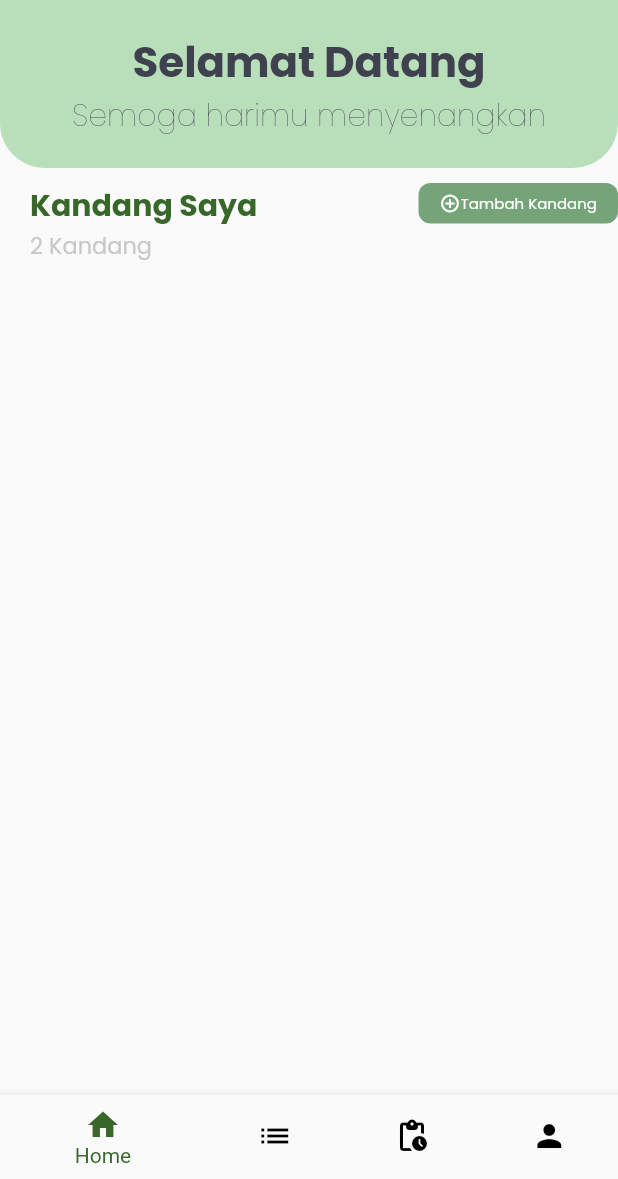
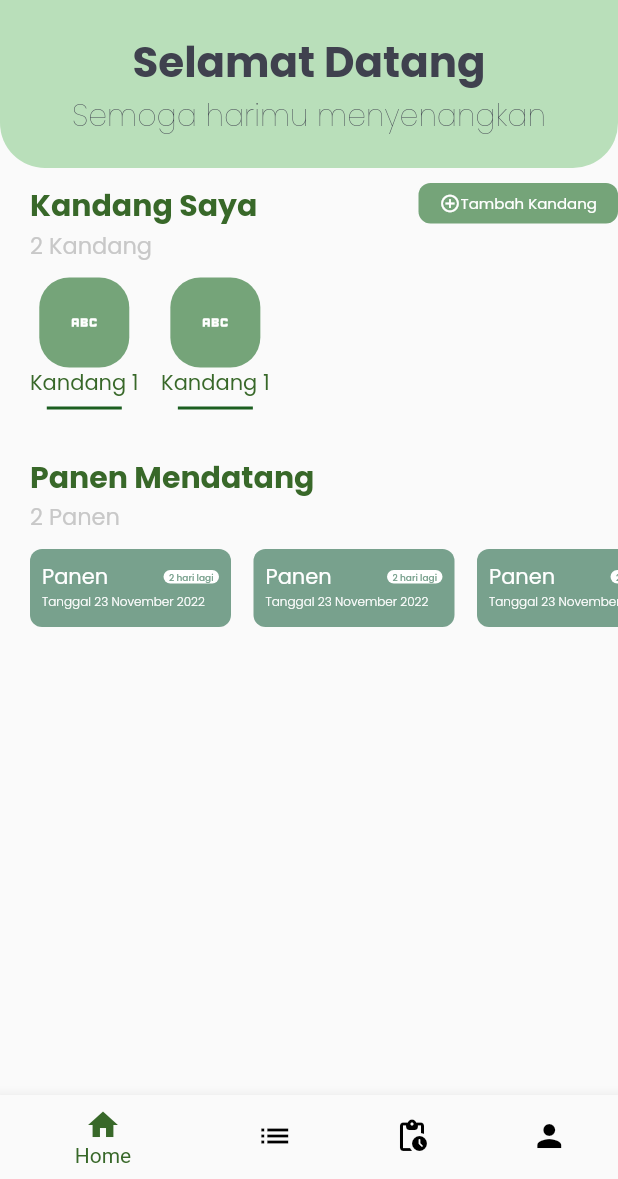
Before and after one commit to AldaLatifah/aplikasi_timbang_ayam, a Flutter app: the screen it shows after launch, on a phone screen of 412 x 824 dp, the part 57-1236 px from its top. Run offline on Flutter 3.47's test engine with Material 2 defaults, Android fonts, the phone set to English and light mode, and no system bars; our stand-ins replace camera, flutter_blue_plus, get, google_fonts, sqflite; missing offline and left inert: flutter_reactive_ble; accounts and stored records are empty.

Commit message:
version 1

```diff
--- a/lib/pages/home_page.dart
+++ b/lib/pages/home_page.dart
@@ -211,27 +211,112 @@ class _HomePageState extends State<HomePage> {
                           ),
                         ],
                       ),
+                      SizedBox(
+                        height: 10,
+                      ),
+                      SingleChildScrollView(
+                        scrollDirection: Axis.horizontal,
+                        child: Row(
+                          children: [
+                            CageCard(
+                              name: "Kandang 1",
+                            ),
+                            SizedBox(
+                              width: 15,
+                            ),
+                            CageCard(
+                              name: "Kandang 1",
+                            ),
+                          ],
+                        ),
+                      ),
+                      SizedBox(
+                        height: 20,
+                      ),
                       Container(
-                        height: 90,
-                        child: ListView(
-                            scrollDirection: Axis.horizontal,
-                            children: [
-                              FutureBuilder<List<Cage>>(
-                                future: cage,
-                                builder: (context, snapshot) {
-                                  if (snapshot.hasData) {
-                                    return Row(
-                                        children: snapshot.data!
-                                            .map((todo) =>
-                                                CageCard(name: todo.name))
-                                            .toList());
-                                  } else {
-                                    return SizedBox();
-                                  }
-                                },
-                              )
-                            ]),
-                      ),
+                        padding: EdgeInsets.only(top: 10),
+                        alignment: Alignment.topLeft,
+                        child: Column(
+                          crossAxisAlignment: CrossAxisAlignment.start,
+                          children: [
+                            Row(
+                              mainAxisAlignment: MainAxisAlignment.spaceBetween,
+                              crossAxisAlignment: CrossAxisAlignment.start,
+                              children: [
+                                Column(
+                                  crossAxisAlignment: CrossAxisAlignment.start,
+                                  children: [
+                                    Text(
+                                      "Panen Mendatang",
+                                      style: GoogleFonts.poppins(
+                                        fontSize: 20,
+                                        color: Color(0xff386829),
+                                        fontWeight: FontWeight.w700,
+                                      ),
+                                    ),
+                                    Text(
+                                      "2 Panen",
+                                      style: GoogleFonts.poppins(
+                                        fontSize: 15,
+                                        color: Color(0xffC8C8C8),
+                                        fontWeight: FontWeight.w400,
+                                      ),
+                                    ),
+                                  ],
+                                ),
+                                // Container(
+                                //   width: 133,
+                                //   height: 27,
+                                //   decoration: BoxDecoration(
+                                //       color: Color(0xff75A479),
+                                //       borderRadius:
+                                //           BorderRadius.all(Radius.circular(8))),
+                                //   child: Row(
+                                //     mainAxisAlignment: MainAxisAlignment.center,
+                                //     children: [
+                                //       Icon(
+                                //         Icons.add_circle_outline,
+                                //         size: 14,
+                                //         color: Colors.white,
+                                //       ),
+                                //       Text(
+                                //         "Tambah Kandang",
+                                //         style: GoogleFonts.poppins(
+                                //             color: Colors.white,
+                                //             fontWeight: FontWeight.normal,
+                                //             fontSize: 10),
+                                //       )
+                                //     ],
+                                //   ),
+                                // ),
+                              ],
+                            ),
+                            SizedBox(
+                              height: 10,
+                            ),
+                            SingleChildScrollView(
+                              scrollDirection: Axis.horizontal,
+                              child: Row(
+                                children: [
+                                  HarvestCard(),
+                                  SizedBox(
+                                    width: 15,
+                                  ),
+                                  HarvestCard(),
+                                  SizedBox(
+                                    width: 15,
+                                  ),
+                                  HarvestCard(),
+                                  SizedBox(
+                                    width: 15,
+                                  ),
+                                  HarvestCard(),
+                                ],
+                              ),
+                            ),
+                          ],
+                        ),
+                      )
                     ],
                   ),
                 )
--- a/lib/pages/pages.dart
+++ b/lib/pages/pages.dart
@@ -2,6 +2,7 @@ import 'dart:async';
 import 'dart:io';
 
 import 'package:flutter/material.dart';
+import 'package:flutter_reactive_ble/flutter_reactive_ble.dart';
 import 'package:get/get.dart';
 import 'package:google_fonts/google_fonts.dart';
 import 'package:camera/camera.dart';
@@ -16,3 +17,6 @@ part 'main_page.dart';
 part 'splash_screen.dart';
 part 'home_page.dart';
 part 'connect_bluetooth_page.dart';
+part 'harverst_page.dart';
+part 'camera_page.dart';
+part 'display_result_camera_page.dart';
--- a/lib/widgets/harvest_card.dart
+++ b/lib/widgets/harvest_card.dart
@@ -11,6 +11,7 @@ class HarvestCard extends StatelessWidget {
       children: [
         InkWell(
           onTap: () {
+            Get.to(HarvestPage());
             // Navigator.push(context, MaterialPageRoute(builder: (context) {
             //   return HarvestPage();
             // }));
--- a/lib/widgets/harvest_detail_card.dart
+++ b/lib/widgets/harvest_detail_card.dart
@@ -9,9 +9,7 @@ class HarvestDetailCard extends StatelessWidget {
   Widget build(BuildContext context) {
     return InkWell(
       onTap: () {
-        // Navigator.push(context, MaterialPageRoute(builder: (context) {
-        //   return CameraPage();
-        // }));
+        Get.to(CameraPage());
       },
       child: Column(
         children: [
--- a/lib/widgets/widgets.dart
+++ b/lib/widgets/widgets.dart
@@ -3,6 +3,7 @@ import 'dart:async';
 import 'package:flutter/material.dart';
 import 'package:google_fonts/google_fonts.dart';
 import 'package:flutter_getx_reactive_ble/pages/pages.dart';
+import 'package:get/get.dart';
 
 part 'cage_card.dart';
 part 'harvest_card.dart';
```
Also changed, not shown: lib/controllers/BLEController.dart (+9 -5 lines), lib/main.dart (+16 -15 lines), lib/pages/camera_page.dart (added, +75 -0 lines), lib/pages/display_result_camera_page.dart (added, +149 -0 lines), lib/pages/harverst_page.dart (added, +127 -0 lines).
